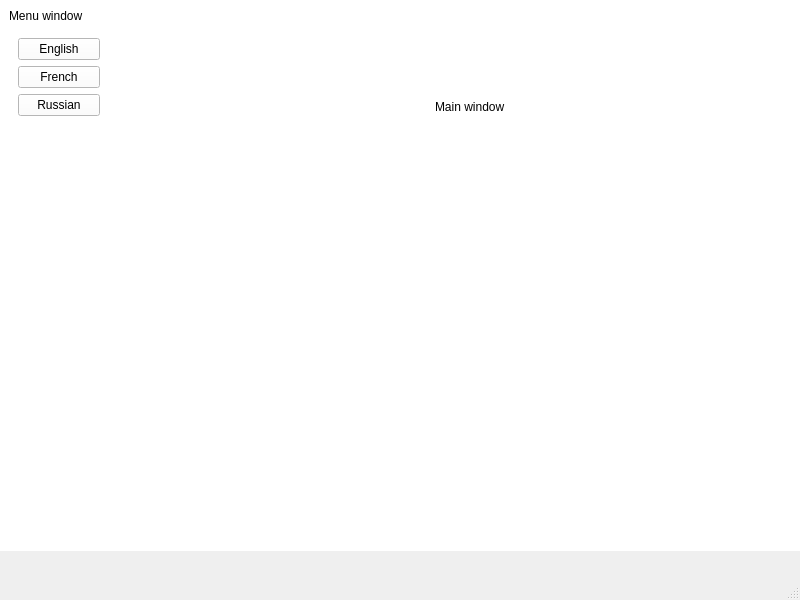
This is mainwindow.ui in pavelkurach/vocab-builder as Qt 5 draws it before an edit. The edited form follows.
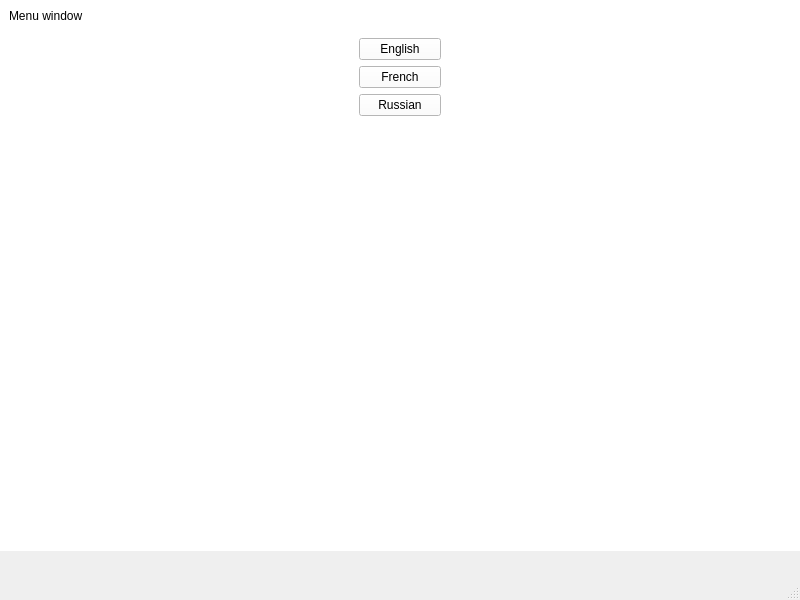
This is the edited form.

What changed in the file:
```diff
--- a/mainwindow.ui
+++ b/mainwindow.ui
@@ -98,26 +98,6 @@
         </layout>
        </widget>
       </item>
-      <item>
-       <widget class="QWidget" name="main_window" native="true">
-        <widget class="QLabel" name="label">
-         <property name="geometry">
-          <rect>
-           <x>320</x>
-           <y>70</y>
-           <width>151</width>
-           <height>16</height>
-          </rect>
-         </property>
-         <property name="styleSheet">
-          <string notr="true">color: rgb(0, 0, 0);</string>
-         </property>
-         <property name="text">
-          <string>Main window</string>
-         </property>
-        </widget>
-       </widget>
-      </item>
      </layout>
     </item>
    </layout>
```
